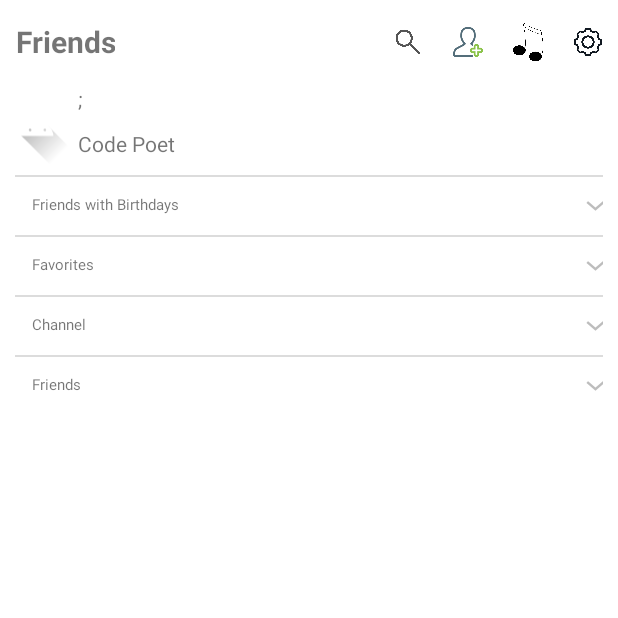
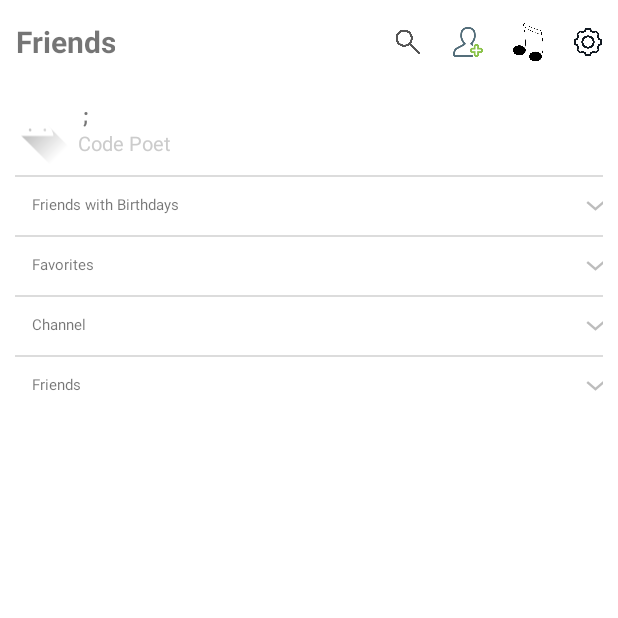
Before and after one commit to flowertaekk-dev/cloneKakaoTalk, an Android app: the screen it shows after launch (MainActivity), on a phone screen of 412 x 824 dp, the top half of it. Run offline under Robolectric (Android 15) with nearby library versions, the phone set to English and light mode, and no system bars; 7 statements that could not run were skipped.

Commit message:
update profile name style

```diff
--- a/app/src/main/res/layout/profile_component.xml
+++ b/app/src/main/res/layout/profile_component.xml
@@ -24,14 +24,21 @@
             android:id="@+id/my_nickname"
             android:layout_width="match_parent"
             android:layout_height="match_parent"
+            android:layout_marginLeft="3dp"
+            android:gravity="bottom"
             android:layout_weight="1"
+            android:textStyle="bold"
             android:text=";"/>
 
         <TextView
             android:id="@+id/my_profile_name"
             android:layout_width="match_parent"
             android:layout_height="match_parent"
+            android:layout_marginRight="3dp"
+            android:gravity="top"
             android:layout_weight="1"
+            android:textColor="#ccc"
+            android:textSize="13sp"
             android:text="Code Poet"/>
 
     </LinearLayout>
```
